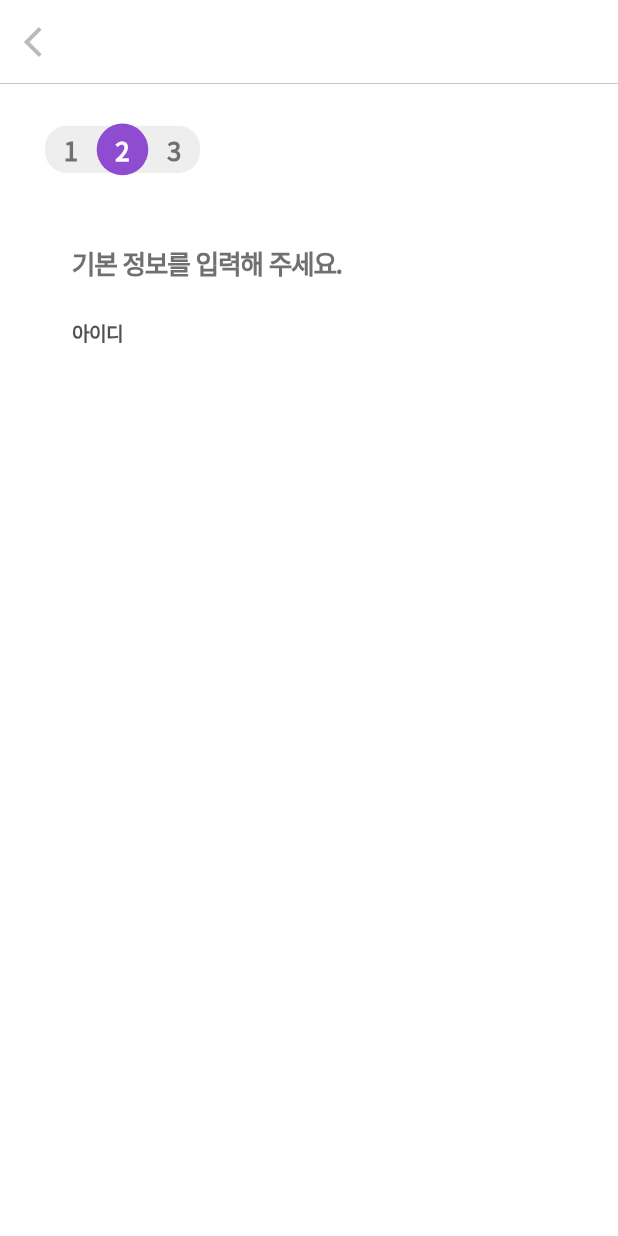
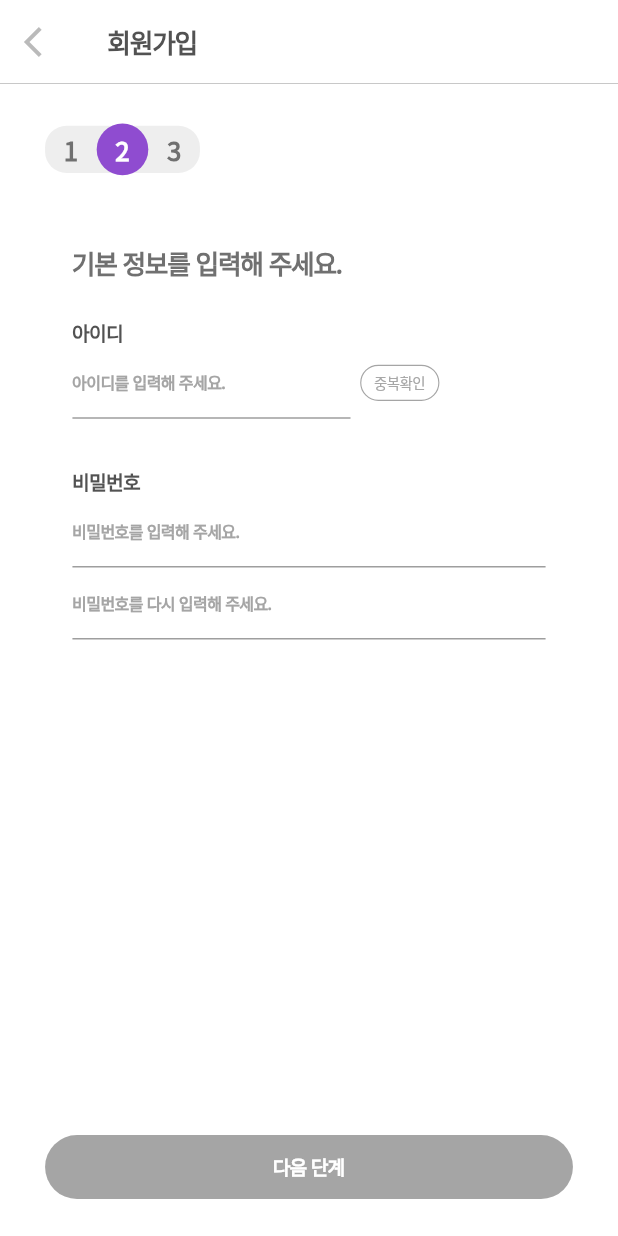
Before and after one commit to GDSC-RememberMe/Remember-Me, a Flutter app: the screen it shows after launch, on a phone screen of 412 x 824 dp. Run offline on Flutter 3.47's test engine with Material 2 defaults, Android fonts, the light colour scheme and no system bars; our stand-ins replace dio, flutter_riverpod, flutter_screenutil; missing offline and left inert: selectable_autolink_text.

Commit message:
design: 회원가입 UI 추가

```diff
--- /dev/null
+++ b/lib/common/component/contained_button.dart
@@ -0,0 +1,50 @@
+import 'package:flutter/material.dart';
+import 'package:flutter_screenutil/flutter_screenutil.dart';
+import 'package:remember_me_mobile/common/component/remember_me_box.dart';
+import 'package:remember_me_mobile/common/component/remember_me_text.dart';
+import 'package:remember_me_mobile/common/const/fonts.dart';
+
+class ContainedButton extends StatefulWidget {
+  final void Function() onTap;
+  final String text;
+  final Color buttonColor;
+  final Color textColor;
+
+  const ContainedButton(
+    this.text, {
+    Key? key,
+    required this.onTap,
+    required this.buttonColor,
+    required this.textColor,
+  }) : super(key: key);
+
+  @override
+  State<ContainedButton> createState() => _ContainedButtonState();
+}
+
+class _ContainedButtonState extends State<ContainedButton> {
+  @override
+  Widget build(BuildContext context) {
+    return GestureDetector(
+      onTap: widget.onTap,
+      child: RememberMeBox(
+        padding: const EdgeInsets.symmetric(vertical: 11.0).r,
+        width: double.infinity,
+        color: widget.buttonColor,
+        borderRadius: BorderRadius.circular(22.0.w),
+        child: Row(
+          mainAxisAlignment: MainAxisAlignment.center,
+          children: [
+            RememberMeText(
+              widget.text,
+              size: 12.sp,
+              weight: BOLD,
+              letterSpacing: -0.6.sp,
+              color: widget.textColor,
+            ),
+          ],
+        ),
+      ),
+    );
+  }
+}
--- a/lib/common/component/remember_me_box.dart
+++ b/lib/common/component/remember_me_box.dart
@@ -37,9 +37,9 @@ class RememberMeBox extends StatelessWidget {
       borderRadius: borderRadius,
     );
     return SizedBox(
-      width: width,
-      height: height,
       child: Container(
+        width: width,
+        height: height,
         padding: padding,
         margin: margin,
         decoration: shape != null ? decoration.copyWith(shape: shape) : decoration,
--- a/lib/common/layout/default_layout.dart
+++ b/lib/common/layout/remember_me_layout.dart
@@ -1,7 +1,7 @@
 import 'package:flutter/material.dart';
 import 'package:remember_me_mobile/common/const/colors.dart';
 
-class DefaultLayout extends StatelessWidget {
+class RememberMeLayout extends StatelessWidget {
   final Color? backgroundColor;
   final Widget body;
   final PreferredSizeWidget? appBar;
@@ -11,7 +11,7 @@ class DefaultLayout extends StatelessWidget {
   final bool? resizeToAvoidBottomInset;
   final FloatingActionButtonLocation? floatingActionButtonLocation;
 
-  const DefaultLayout({
+  const RememberMeLayout({
     Key? key,
     required this.body,
     this.backgroundColor,
--- a/lib/common/view/onboarding_page.dart
+++ b/lib/common/view/onboarding_page.dart
@@ -1,9 +1,8 @@
 import 'package:flutter/material.dart';
 import 'package:flutter_screenutil/flutter_screenutil.dart';
 import 'package:remember_me_mobile/common/component/remember_me_box.dart';
-import 'package:remember_me_mobile/common/component/remember_me_text.dart';
 import 'package:remember_me_mobile/common/const/fonts.dart';
-import 'package:remember_me_mobile/common/layout/default_layout.dart';
+import 'package:remember_me_mobile/common/layout/remember_me_layout.dart';
 
 class OnBoardingPage extends StatefulWidget {
   const OnBoardingPage({super.key});
@@ -26,7 +25,7 @@ class _OnBoardingWithLogo extends StatelessWidget {
 
   @override
   Widget build(BuildContext context) {
-    return DefaultLayout(
+    return RememberMeLayout(
       backgroundColor: Theme.of(context).colorScheme.primary,
       body: SizedBox(
         width: MediaQuery.of(context).size.width,
@@ -53,7 +52,7 @@ class _OnBoardingWithTypo extends StatelessWidget {
 
   @override
   Widget build(BuildContext context) {
-    return DefaultLayout(
+    return RememberMeLayout(
       body: SafeArea(
         child: RememberMeBox(
           padding: const EdgeInsets.symmetric(vertical: 104, horizontal: 28).r,
--- /dev/null
+++ b/lib/user/component/sign_up_text_form_field.dart
@@ -0,0 +1,52 @@
+import 'package:flutter/material.dart';
+import 'package:flutter_screenutil/flutter_screenutil.dart';
+import 'package:remember_me_mobile/common/const/colors.dart';
+import 'package:remember_me_mobile/common/const/fonts.dart';
+
+class SignUpTextFormField extends StatelessWidget {
+  SignUpTextFormField({
+    super.key,
+    required this.ctrl,
+    required this.hintText,
+    this.constraints,
+    this.obscureText = false,
+    this.onChanged,
+  });
+
+  final TextEditingController ctrl;
+  final String hintText;
+  final BoxConstraints? constraints;
+  final bool obscureText;
+  final ValueChanged<String>? onChanged;
+
+  final TextStyle baseStyle = TextStyle(
+    fontSize: 10.0.sp,
+    fontWeight: BOLD,
+    color: const Color(0xFFA5A5A5),
+    letterSpacing: -0.4.sp,
+  );
+
+  @override
+  Widget build(BuildContext context) {
+    return TextFormField(
+      obscureText: obscureText,
+      controller: ctrl,
+      style: baseStyle.copyWith(
+        color: GREY900,
+      ),
+      decoration: InputDecoration(
+        border: UnderlineInputBorder(
+          borderSide: BorderSide(
+            width: 0.5.r,
+            color: const Color(
+              0xFFA0A0A0,
+            ),
+          ),
+        ),
+        hintText: hintText,
+        hintStyle: baseStyle,
+        constraints: constraints,
+      ),
+    );
+  }
+}
--- /dev/null
+++ b/lib/user/view/sign_in_page.dart
@@ -0,0 +1,19 @@
+import 'package:flutter/material.dart';
+import 'package:flutter_screenutil/flutter_screenutil.dart';
+import 'package:remember_me_mobile/common/layout/remember_me_layout.dart';
+
+class SignInPage extends StatelessWidget {
+  const SignInPage({super.key});
+
+  @override
+  Widget build(BuildContext context) {
+    return RememberMeLayout(
+      body: ListView(
+        padding: EdgeInsets.symmetric(horizontal: 47.5).r,
+        children: [
+          TextFormField(),
+        ],
+      ),
+    );
+  }
+}
--- a/lib/user/view/sign_up_page.dart
+++ b/lib/user/view/sign_up_page.dart
@@ -1,10 +1,16 @@
+import 'package:dio/dio.dart';
 import 'package:flutter/material.dart';
+import 'package:flutter_riverpod/flutter_riverpod.dart';
 import 'package:flutter_screenutil/flutter_screenutil.dart';
+import 'package:remember_me_mobile/common/component/contained_button.dart';
 import 'package:remember_me_mobile/common/component/remember_me_box.dart';
 import 'package:remember_me_mobile/common/component/remember_me_text.dart';
+import 'package:remember_me_mobile/common/const/base_urls.dart';
 import 'package:remember_me_mobile/common/const/colors.dart';
 import 'package:remember_me_mobile/common/const/fonts.dart';
-import 'package:remember_me_mobile/common/layout/default_layout.dart';
+import 'package:remember_me_mobile/common/dio/dio.dart';
+import 'package:remember_me_mobile/common/layout/remember_me_layout.dart';
+import 'package:remember_me_mobile/user/component/sign_up_text_form_field.dart';
 
 class SignUpPage extends StatefulWidget {
   const SignUpPage({super.key});
@@ -14,9 +20,17 @@ class SignUpPage extends StatefulWidget {
 }
 
 class _SignUpPageState extends State<SignUpPage> {
+  final TextEditingController idCtrl = TextEditingController();
+  final TextEditingController passwordCtrl = TextEditingController();
+  final TextEditingController passwordConfirmCtrl = TextEditingController();
+
+  String id = "";
+  String password = "";
+  String passwordConfirm = "";
+
   @override
   Widget build(BuildContext context) {
-    return DefaultLayout(
+    return RememberMeLayout(
       resizeToAvoidBottomInset: false,
       appBar: AppBar(
         backgroundColor: WHITE,
@@ -34,20 +48,188 @@ class _SignUpPageState extends State<SignUpPage> {
         iconTheme: const IconThemeData(
           color: Color(0xFFBABABA),
         ),
+        title: RememberMeText(
+          "회원가입",
+          size: 16.sp,
+          letterSpacing: -0.8.sp,
+          weight: BOLD,
+        ),
       ),
       body: GestureDetector(
         onTap: () => FocusScope.of(context).unfocus(),
         child: SafeArea(
-          child: ListView(
-            physics: const ClampingScrollPhysics(),
+          child: RememberMeBox(
             padding: const EdgeInsets.symmetric(
               vertical: 23.0,
               horizontal: 28.0,
             ).r,
+            child: Column(
               children: [
-              Stack(
+                Expanded(
+                  child: SingleChildScrollView(
+                    physics: const ClampingScrollPhysics(),
+                    child: Column(
+                      crossAxisAlignment: CrossAxisAlignment.start,
                       children: [
-                  UnconstrainedBox(
+                        const _SignUpStep(currentIdx: 2),
+                        SizedBox(height: 41.r),
+                        RememberMeBox(
+                          padding: const EdgeInsets.symmetric(horizontal: 17.0).r,
+                          child: Column(
+                            crossAxisAlignment: CrossAxisAlignment.start,
+                            children: [
+                              RememberMeText(
+                                "기본 정보를 입력해 주세요.",
+                                size: 16.sp,
+                                letterSpacing: -0.8.sp,
+                                weight: BOLD,
+                                color: const Color(0xFF707070),
+                              ),
+                              SizedBox(height: 23.r),
+                              RememberMeText(
+                                "아이디",
+                                size: 12.sp,
+                                letterSpacing: -0.48.sp,
+                                weight: BOLD,
+                              ),
+                              Row(
+                                children: [
+                                  SignUpTextFormField(
+                                    ctrl: idCtrl,
+                                    hintText: "아이디를 입력해 주세요.",
+                                    constraints: BoxConstraints(maxWidth: 0.45.sw),
+                                    onChanged: (String value) {
+                                      setState(() {
+                                        id = value;
+                                      });
+                                    },
+                                  ),
+                                  SizedBox(width: 6.r),
+                                  GestureDetector(
+                                    onTap: () async {},
+                                    child: RememberMeBox(
+                                      padding: const EdgeInsets.symmetric(vertical: 4.0, horizontal: 8.0).r,
+                                      borderColor: const Color(0xFFA5A5A5),
+                                      borderWidth: 0.7.r,
+                                      borderRadius: BorderRadius.circular(11.0.w),
+                                      child: RememberMeText(
+                                        "중복확인",
+                                        size: 9.sp,
+                                        letterSpacing: -0.32.sp,
+                                        color: const Color(0xFFA5A5A5),
+                                      ),
+                                    ),
+                                  ),
+                                ],
+                              ),
+                              SizedBox(height: 30.r),
+                              RememberMeText(
+                                "비밀번호",
+                                size: 12.sp,
+                                letterSpacing: -0.48.sp,
+                                weight: BOLD,
+                              ),
+                              SignUpTextFormField(
+                                ctrl: passwordCtrl,
+                                hintText: "비밀번호를 입력해 주세요.",
+                                obscureText: true,
+                                onChanged: (String value) {
+                                  setState(() {
+                                    password = value;
+                                  });
+                                },
+                              ),
+                              SignUpTextFormField(
+                                ctrl: passwordConfirmCtrl,
+                                hintText: "비밀번호를 다시 입력해 주세요.",
+                                obscureText: true,
+                                onChanged: (String value) {
+                                  setState(() {
+                                    passwordConfirm = value;
+                                  });
+                                },
+                              ),
+                            ],
+                          ),
+                        ),
+                      ],
+                    ),
+                  ),
+                ),
+                ContainedButton(
+                  "다음 단계",
+                  onTap: () async {},
+                  buttonColor: id.isNotEmpty && password.isNotEmpty && passwordConfirm.isNotEmpty
+                      ? Theme.of(context).colorScheme.primary
+                      : const Color(0xFFA5A5A5),
+                  textColor: WHITE,
+                ),
+              ],
+            ),
+          ),
+        ),
+      ),
+    );
+  }
+}
+
+class _SignUpStep extends StatelessWidget {
+  const _SignUpStep({
+    super.key,
+    required this.currentIdx,
+  });
+
+  final int currentIdx;
+
+  @override
+  Widget build(BuildContext context) {
+    return Stack(
+      children: [
+        _progressBar(),
+        Align(
+          alignment: Alignment.centerLeft,
+          child: UnconstrainedBox(
+            alignment: Alignment.centerLeft,
+            child: RememberMeBox(
+              borderRadius: BorderRadius.circular(13.0).w,
+              child: Row(
+                mainAxisSize: MainAxisSize.min,
+                children: [
+                  _progressCircle(context: context, progressIdx: 1),
+                  _progressCircle(context: context, progressIdx: 2),
+                  _progressCircle(context: context, progressIdx: 3),
+                ],
+              ),
+            ),
+          ),
+        ),
+      ],
+    );
+  }
+
+  Widget _progressCircle({
+    required BuildContext context,
+    required int progressIdx,
+  }) {
+    return RememberMeBox(
+      padding: const EdgeInsets.symmetric(
+        vertical: 6.0,
+        horizontal: 12.0,
+      ).r,
+      shape: BoxShape.circle,
+      color: progressIdx == currentIdx ? Theme.of(context).colorScheme.primary : Colors.transparent,
+      child: RememberMeText(
+        progressIdx.toString(),
+        size: 16.sp,
+        letterSpacing: -0.8.sp,
+        weight: BOLD,
+        color: progressIdx == currentIdx ? WHITE : const Color(0xFF707070),
+      ),
+    );
+  }
+
+  Widget _progressBar() {
+    return UnconstrainedBox(
       alignment: Alignment.centerLeft,
       child: RememberMeBox(
         margin: const EdgeInsets.symmetric(vertical: 3.0).r,
@@ -96,95 +278,6 @@ class _SignUpPageState extends State<SignUpPage> {
           ],
         ),
       ),
-                  ),
-                  Align(
-                    alignment: Alignment.centerLeft,
-                    child: UnconstrainedBox(
-                      alignment: Alignment.centerLeft,
-                      child: RememberMeBox(
-                        borderRadius: BorderRadius.circular(13.0).w,
-                        child: Row(
-                          mainAxisSize: MainAxisSize.min,
-                          children: [
-                            RememberMeBox(
-                              padding: const EdgeInsets.symmetric(
-                                vertical: 6.0,
-                                horizontal: 12.0,
-                              ).r,
-                              shape: BoxShape.circle,
-                              color: Colors.transparent,
-                              child: RememberMeText(
-                                "1",
-                                size: 16.sp,
-                                letterSpacing: -0.8.sp,
-                                weight: BOLD,
-                                color: const Color(0xFF707070),
-                              ),
-                            ),
-                            RememberMeBox(
-                              padding: const EdgeInsets.symmetric(
-                                vertical: 6.0,
-                                horizontal: 12.0,
-                              ).r,
-                              shape: BoxShape.circle,
-                              color: Theme.of(context).colorScheme.primary,
-                              child: RememberMeText(
-                                "2",
-                                size: 16.sp,
-                                letterSpacing: -0.8.sp,
-                                weight: BOLD,
-                                color: WHITE,
-                              ),
-                            ),
-                            RememberMeBox(
-                              padding: const EdgeInsets.symmetric(
-                                vertical: 6.0,
-                                horizontal: 12.0,
-                              ).r,
-                              shape: BoxShape.circle,
-                              color: Colors.transparent,
-                              child: RememberMeText(
-                                "3",
-                                size: 16.sp,
-                                letterSpacing: -0.8.sp,
-                                weight: BOLD,
-                                color: const Color(0xFF707070),
-                              ),
-                            ),
-                          ],
-                        ),
-                      ),
-                    ),
-                  ),
-                ],
-              ),
-              SizedBox(height: 41.r),
-              RememberMeBox(
-                padding: const EdgeInsets.symmetric(horizontal: 17.0).r,
-                child: Column(
-                  crossAxisAlignment: CrossAxisAlignment.start,
-                  children: [
-                    RememberMeText(
-                      "기본 정보를 입력해 주세요.",
-                      size: 16.sp,
-                      letterSpacing: -0.8.sp,
-                      weight: BOLD,
-                      color: const Color(0xFF707070),
-                    ),
-                    SizedBox(height: 23.r),
-                    RememberMeText(
-                      "아이디",
-                      size: 12.sp,
-                      letterSpacing: -0.48.sp,
-                      weight: BOLD,
-                    ),
-                  ],
-                ),
-              ),
-            ],
-          ),
-        ),
-      ),
     );
   }
 }
```
Lines whose indentation alone changed are shown as unchanged.
